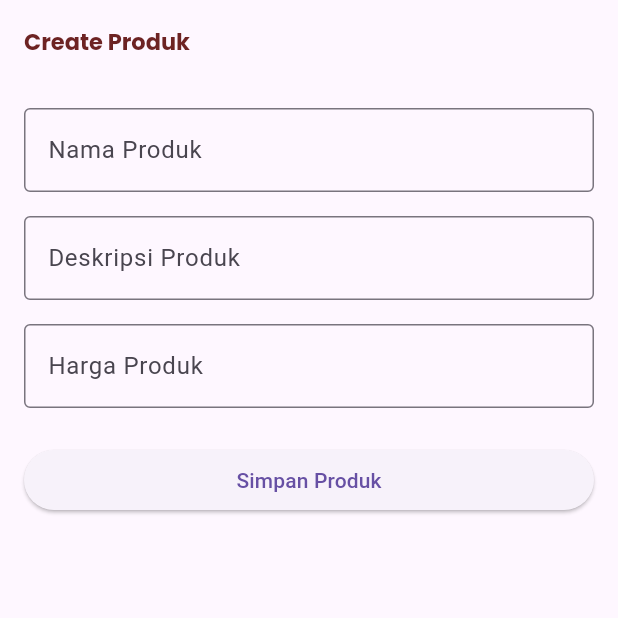
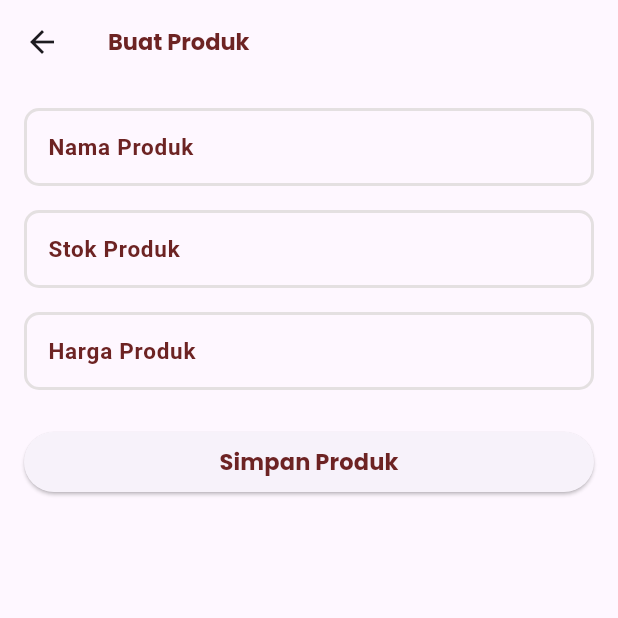
Before and after one commit to alamsyahkuba/latihankasirapp, a Flutter app: the CreateProductPage screen opened directly, on a phone screen of 412 x 824 dp, the top half of it. Run offline on Flutter 3.47's test engine with Material 3 defaults, Android fonts, the phone set to English and light mode, and no system bars; our stand-ins replace curved_navigation_bar, google_fonts, shared_preferences, supabase_flutter; missing offline and left inert: bcrypt; accounts and stored records are empty; network calls fail.

Commit message:
fe create produk

```diff
--- a/lib/main.dart
+++ b/lib/main.dart
@@ -20,7 +20,7 @@
   Widget build(BuildContext context) {
     return MaterialApp(
       debugShowCheckedModeBanner: false,
-      home: CreateProductPage(),
+      home: HomePage(),
     );
   }
 }
--- a/lib/pages/createproduk.dart
+++ b/lib/pages/createproduk.dart
@@ -1,4 +1,5 @@
 import 'package:flutter/material.dart';
+// import 'package:google_fonts/google_fonts.dart';
 import 'package:latihankasirapp/pages/theme.dart';
 
 class CreateProductPage extends StatefulWidget {
@@ -28,6 +29,13 @@
       //   SnackBar(content: Text('Produk berhasil disimpan!')),
       // );
 
+      // Formatter Rupiah
+      // final NumberFormat _currencyFormat = NumberFormat.currency(
+      //   locale: 'id_ID',
+      //   symbol: 'Rp',
+      //   decimalDigits: 0,
+      // );
+
       // // Kosongkan form
       // _nameController.clear();
       // _descriptionController.clear();
@@ -40,7 +48,7 @@
     return Scaffold(
       appBar: AppBar(
         title: Text(
-          'Create Produk',
+          'Buat Produk',
           style: sixTextStyle,
         ),
       ),
@@ -53,9 +61,33 @@
             children: [
               TextFormField(
                 controller: _nameController,
+                style: sevenTextStyle.copyWith(
+                  // Menggunakan gaya yang ada dan menyesuaikan
+                  fontFamily: 'Poppins', // Mengganti font menjadi Roboto
+                  fontSize: 13, // Ukuran font lebih besar
+                ),
                 decoration: InputDecoration(
                   labelText: 'Nama Produk',
-                  border: OutlineInputBorder(),
+                  labelStyle: TextStyle(
+                    color: secondaryColor,
+                    fontWeight: FontWeight.bold,
+                    fontSize: 15,
+                  ),
+                  border: OutlineInputBorder(
+                    borderRadius: BorderRadius.circular(10),
+                  ),
+                  enabledBorder: OutlineInputBorder(
+                    borderRadius: BorderRadius.circular(10),
+                    borderSide: BorderSide(
+                        color: greyColor,
+                        width: 2.0), // Warna border saat tidak fokus
+                  ),
+                  focusedBorder: OutlineInputBorder(
+                    borderRadius: BorderRadius.circular(10),
+                    borderSide: BorderSide(
+                        color: greyColor,
+                        width: 2.0), // Warna border saat fokus
+                  ),
                 ),
                 validator: (value) {
                   if (value == null || value.isEmpty) {
@@ -67,13 +99,36 @@
               SizedBox(height: 16),
               TextFormField(
                 controller: _descriptionController,
+                style: sevenTextStyle.copyWith(
+                  fontFamily: 'Poppins',
+                  fontSize: 13,
+                ),
                 decoration: InputDecoration(
-                  labelText: 'Deskripsi Produk',
-                  border: OutlineInputBorder(),
+                  labelText: 'Stok Produk',
+                  labelStyle: TextStyle(
+                    color: secondaryColor,
+                    fontWeight: FontWeight.bold,
+                    fontSize: 15,
+                  ),
+                  border: OutlineInputBorder(
+                    borderRadius: BorderRadius.circular(10),
+                  ),
+                  enabledBorder: OutlineInputBorder(
+                    borderRadius: BorderRadius.circular(10),
+                    borderSide: BorderSide(
+                        color: greyColor,
+                        width: 2.0), // Warna border saat tidak fokus
+                  ),
+                  focusedBorder: OutlineInputBorder(
+                    borderRadius: BorderRadius.circular(10),
+                    borderSide: BorderSide(
+                        color: greyColor,
+                        width: 2.0), // Warna border saat fokus
+                  ),
                 ),
                 validator: (value) {
                   if (value == null || value.isEmpty) {
-                    return 'Deskripsi produk tidak boleh kosong';
+                    return 'Stok produk tidak boleh kosong';
                   }
                   return null;
                 },
@@ -82,9 +137,32 @@
               TextFormField(
                 controller: _priceController,
                 keyboardType: TextInputType.number,
+                style: sevenTextStyle.copyWith(
+                  fontFamily: 'Poppins',
+                  fontSize: 13,
+                ),
                 decoration: InputDecoration(
                   labelText: 'Harga Produk',
-                  border: OutlineInputBorder(),
+                  labelStyle: TextStyle(
+                    color: secondaryColor,
+                    fontWeight: FontWeight.bold,
+                    fontSize: 15,
+                  ),
+                  border: OutlineInputBorder(
+                    borderRadius: BorderRadius.circular(10),
+                  ),
+                  enabledBorder: OutlineInputBorder(
+                    borderRadius: BorderRadius.circular(10),
+                    borderSide: BorderSide(
+                        color: greyColor,
+                        width: 2.0), // Warna border saat tidak fokus
+                  ),
+                  focusedBorder: OutlineInputBorder(
+                    borderRadius: BorderRadius.circular(10),
+                    borderSide: BorderSide(
+                        color: greyColor,
+                        width: 2.0), // Warna border saat fokus
+                  ),
                 ),
                 validator: (value) {
                   if (value == null || value.isEmpty) {
@@ -99,7 +177,12 @@
               SizedBox(height: 24),
               ElevatedButton(
                 onPressed: _saveProduct,
-                child: Text('Simpan Produk'),
+                child: Text(
+                  'Simpan Produk',
+                  style: secondTextStyle.copyWith(
+                    fontSize: 15,
+                  ),
+                ),
               ),
             ],
           ),
--- a/lib/pages/homeappbar.dart
+++ b/lib/pages/homeappbar.dart
@@ -1,5 +1,4 @@
 import 'package:flutter/material.dart';
-import 'package:badges/badges.dart' as badges;
 import 'theme.dart';
 
 class HomeAppBar extends StatelessWidget{
@@ -25,26 +24,26 @@
             ),
           ),
           Spacer(),
-          badges.Badge(
-            badgeStyle: badges.BadgeStyle(
-              badgeColor: Colors.red,
-              padding: EdgeInsets.all(7),
-            ),
-            badgeContent: Text(
-              "3",
-              style: TextStyle(
-                color: Colors.white,
-              ),
-            ),
-            // child: InkWell(
-            //   onTap: () {},
-            //   child: Icon(
-            //     Icons.c,
-            //     size: 32,
-            //     color: Colors.red[600],
-            //   ),
-            // ),
-          )
+          // badges.Badge(
+          //   badgeStyle: badges.BadgeStyle(
+          //     badgeColor: Colors.red,
+          //     padding: EdgeInsets.all(7),
+          //   ),
+          //   badgeContent: Text(
+          //     "3",
+          //     style: TextStyle(
+          //       color: Colors.white,
+          //     ),
+          //   ),
+          //   // child: InkWell(
+          //   //   onTap: () {},
+          //   //   child: Icon(
+          //   //     Icons.c,
+          //   //     size: 32,
+          //   //     color: Colors.red[600],
+          //   //   ),
+          //   // ),
+          // )
         ],
       ),
     );
--- a/lib/pages/itemwidget.dart
+++ b/lib/pages/itemwidget.dart
@@ -40,7 +40,7 @@
                   child: Container(
                     margin: EdgeInsets.all(10),
                     child: Image.asset(
-                      "images/login.jpg",
+                      "images/sepatu.webp",
                       height: 120,
                       width: 120,
                     ),
@@ -57,7 +57,7 @@
                 Container(
                   alignment: Alignment.centerLeft,
                   child: Text(
-                    "Deskripsi Produk",
+                    "Stok Produk : ",
                     style: fiveTextStyle,
                   ),
                 ),
--- a/lib/pages/theme.dart
+++ b/lib/pages/theme.dart
@@ -17,3 +17,4 @@
 TextStyle fourthTextStyle = GoogleFonts.poppins(fontSize: 12, color : Colors.grey[400], fontWeight: FontWeight.w500);
 TextStyle fiveTextStyle = GoogleFonts.roboto(fontSize: 12, color : Colors.grey[700], fontWeight: FontWeight.normal);
 TextStyle sixTextStyle = GoogleFonts.poppins(fontSize: 15, color: secondaryColor, fontWeight: FontWeight.bold);
+TextStyle sevenTextStyle = GoogleFonts.roboto(fontSize: 15, color: blackColor, fontWeight: FontWeight.normal);
--- a/pubspec.yaml
+++ b/pubspec.yaml
@@ -37,6 +37,7 @@
   supabase_flutter: ^2.8.3
   badges: ^3.1.2
   curved_navigation_bar: ^1.0.6
+  intl: ^0.18.0
 
 dev_dependencies:
   # The "flutter_lints" package below contains a set of recommended lints to
```
Also changed, not shown: assets/images/sepatu.webp (added), pubspec.lock.
